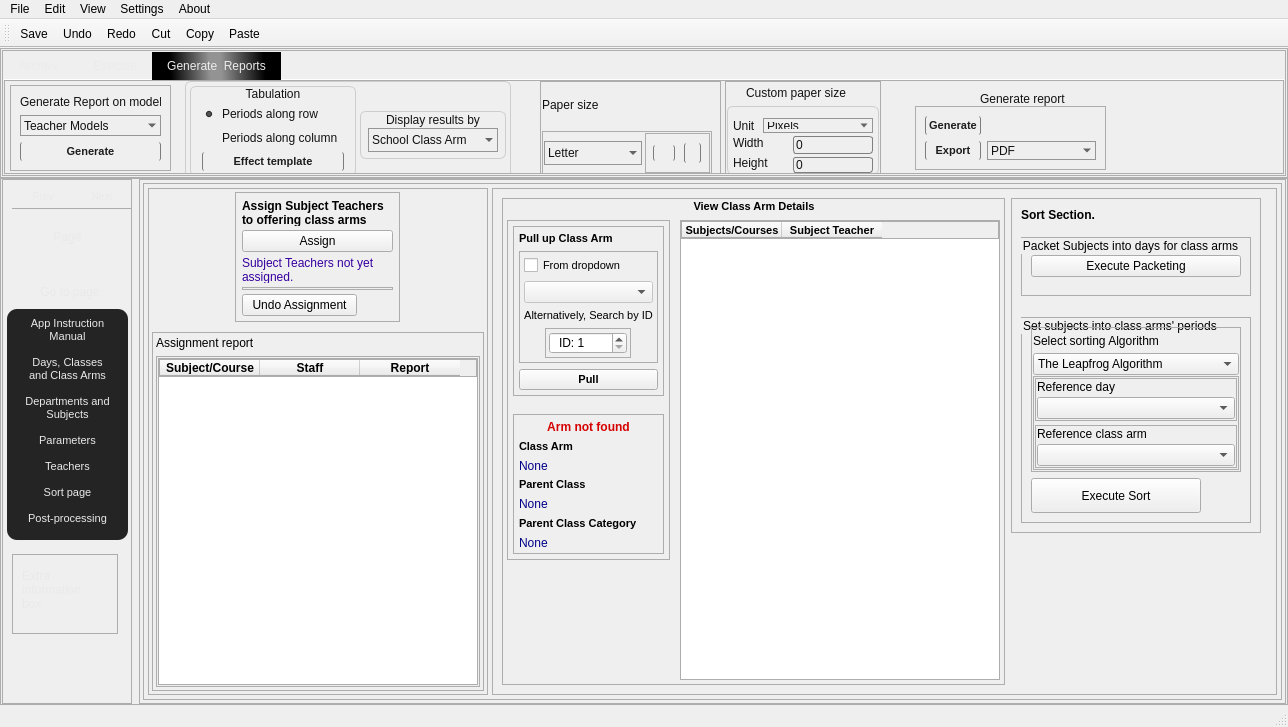
Old version of the form gui/Timetable_GUI.ui in the repository oluatomi/TimetableGUI_project.
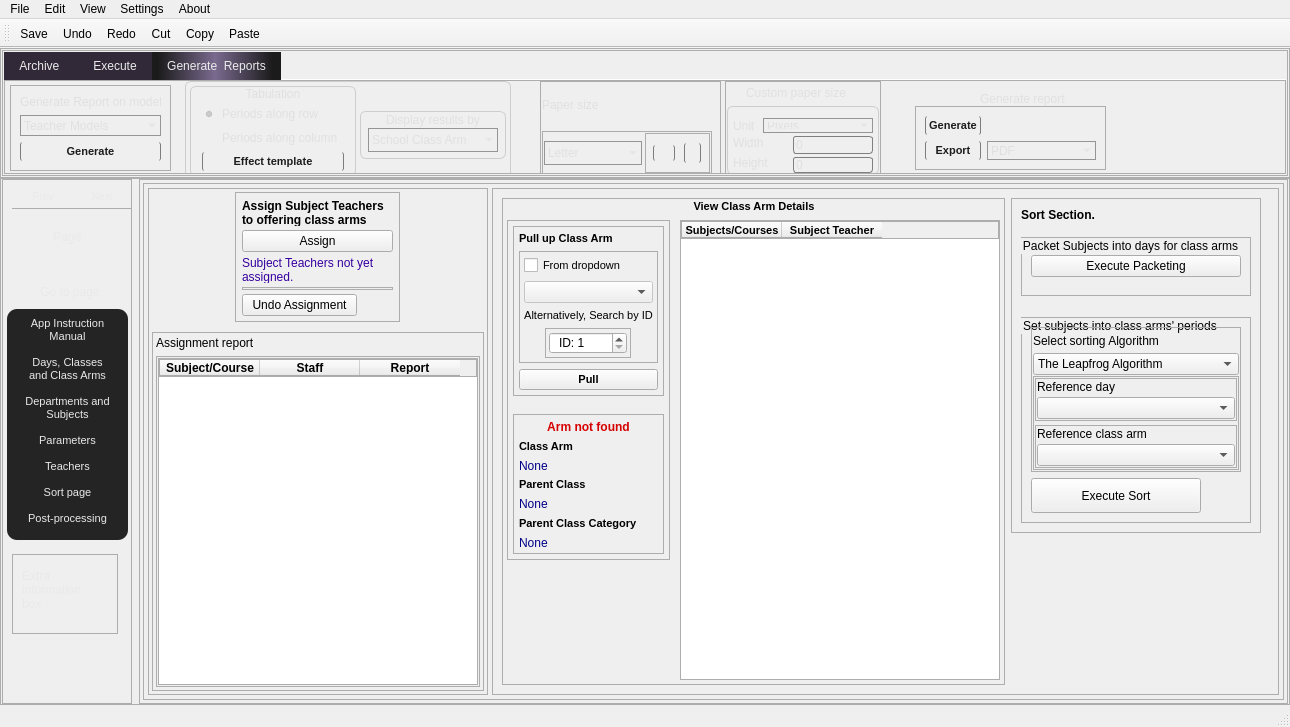
New version of the form. Icons and pictures are not drawn.

Commit message: Sorting almost completely solved. GUI looking good too. Most buttons functional.

Diff of the .ui file:
```diff
--- a/gui/Timetable_GUI.ui
+++ b/gui/Timetable_GUI.ui
@@ -9,7 +9,7 @@
    <rect>
     <x>0</x>
     <y>0</y>
-    <width>1288</width>
+    <width>1290</width>
     <height>727</height>
    </rect>
   </property>
@@ -170,7 +170,7 @@
            <rect>
             <x>0</x>
             <y>0</y>
-            <width>1282</width>
+            <width>1284</width>
             <height>124</height>
            </rect>
           </property>
@@ -204,22 +204,21 @@
              <property name="styleSheet">
               <string notr="true">*{
 	color:#121212;
-	
 }
 
 QTabBar::tab{
-	background:transparent;
+	background:#312938;
 	padding: 7px 15px;
 	color:#ebebeb;
 }
 
 QTabBar::tab:selected{
-	background:qlineargradient(spread:pad, x1:0.926, y1:0.528682, x2:0.0626818, y2:0.54, stop:0.0625 rgba(0, 0, 0, 255), stop:0.454545 rgba(147, 147, 147, 255), stop:0.551136 rgba(147, 147, 147, 255), stop:0.909091 rgba(0, 0, 0, 255));
+	background:qlineargradient(spread:pad, x1:0.012, y1:0.522727, x2:0.978, y2:0.523, stop:0.0340909 rgba(27, 27, 27, 255), stop:0.494318 rgba(122, 106, 143, 255), stop:0.954545 rgba(27, 27, 27, 255));
 }
 
 QWidget{
 	background:transparent;
-	color:#121212;
+	color:#e0e0e0;
 }
 
 
@@ -9075,7 +9074,7 @@
                <rect>
                 <x>0</x>
                 <y>0</y>
-                <width>1137</width>
+                <width>1139</width>
                 <height>499</height>
                </rect>
               </property>
@@ -10261,7 +10260,7 @@
     <rect>
      <x>0</x>
      <y>0</y>
-     <width>1288</width>
+     <width>1290</width>
      <height>21</height>
     </rect>
    </property>
```
Left out of the diff: 2 changed lines with no effect on the pictures. The commit also changes 6 other files.
